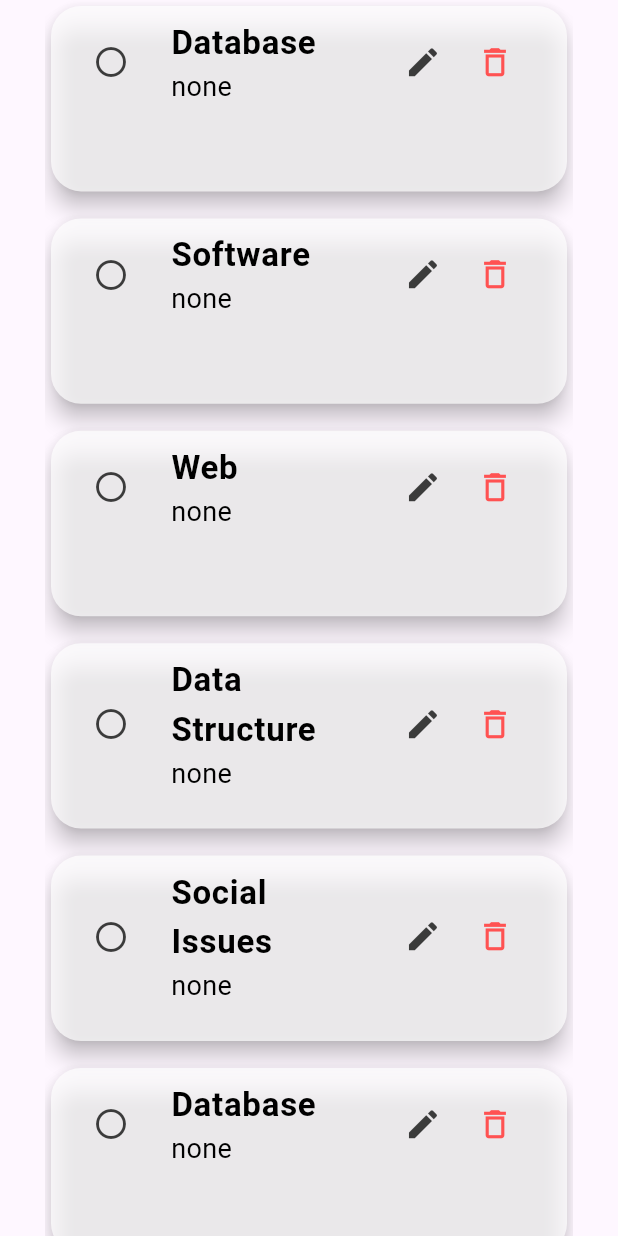
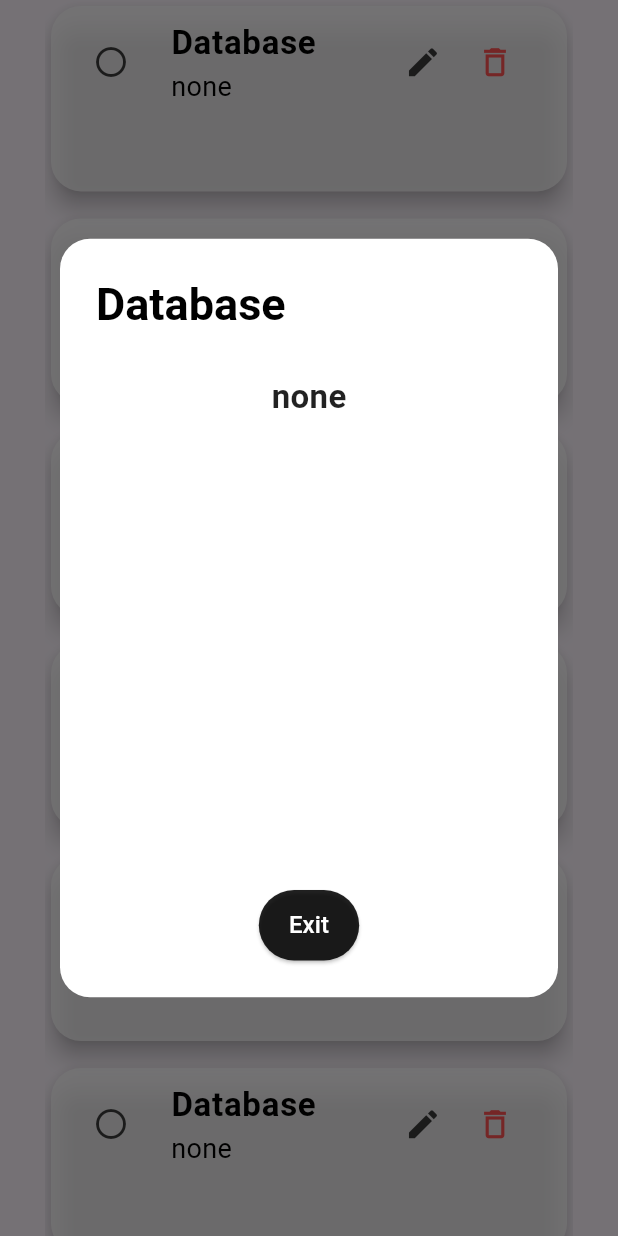
Before and after one commit to klarasameh1/TaskyApp, a Flutter app: the PendingTasks widget shown alone on an empty page, opened directly, after a tap on "Database", on a phone screen of 412 x 824 dp. Run offline on Flutter 3.47's test engine with Material 3 defaults, Android fonts, the phone set to English and light mode, and no system bars.

Commit message:
edits in ui and fix bug

```diff
--- a/lib/dialogs/expandDialog.dart
+++ b/lib/dialogs/expandDialog.dart
@@ -4,7 +4,7 @@ import '../providers/TaskProvider.dart';
 
 
  AlertDialog expandDialog(BuildContext context, int index) {
-  final taskProvider = context.watch()<TaskProvider>();
+  final taskProvider = context.watch<TaskProvider>();
   final task = taskProvider.tasks[index];
 
   return AlertDialog(
@@ -12,15 +12,35 @@ import '../providers/TaskProvider.dart';
     shape: RoundedRectangleBorder(
         borderRadius: BorderRadius.circular(20)
     ),
-    title: Center(child: Text(task['name'] , style: TextStyle(fontWeight: FontWeight.bold , fontSize: 22 , color: Colors.black87),)),
+
+    title: Center(
+        child: Row(
+          mainAxisAlignment: MainAxisAlignment.spaceBetween,
+          children: [
+            Text(
+              task['name'] ,
+              style: TextStyle(
+                  fontWeight: FontWeight.bold ,
+                  fontSize: 30 ,
+                  color: Colors.black
+              ),
+            ),
+            SizedBox(width: 8,),
+            Icon(Icons.circle , color: task['Priority'], size: 40,),
+
+          ],
+        )
+    ),
+
     content: SizedBox(
       width: MediaQuery.of(context).size.width*0.8,
+      height: MediaQuery.of(context).size.height*0.4,
       child: Column(
         mainAxisSize: MainAxisSize.min,
         children: [
           SizedBox(height: 10,),
           Text(
-            task[index]['desc'],
+            task['Desc'],
             style: TextStyle(
                 fontWeight: FontWeight.bold ,
                 fontSize: 22 ,
@@ -31,6 +51,7 @@ import '../providers/TaskProvider.dart';
         ],
       ),
     ),
+
     actions: [
       Center(
         child: ElevatedButton(
@@ -39,7 +60,7 @@ import '../providers/TaskProvider.dart';
             backgroundColor: Colors.black87,
             padding: EdgeInsets.symmetric(horizontal: 20, vertical: 12),
           ),
-          child:  Text("Cancel", style: TextStyle(color: Colors.white , fontSize: 16) ),
+          child:  Text("Exit", style: TextStyle(color: Colors.white , fontSize: 16) ),
         ),
       ),
 
--- a/lib/screens/allTasks.dart
+++ b/lib/screens/allTasks.dart
@@ -37,7 +37,10 @@ class AllTasks extends StatelessWidget {
               onToggle: () => taskProvider.toggleStatus(i),
               onEdit: () => showEditDialog(context, i),
               onDelete: () => taskProvider.deleteTask(i),
-              onExpand: () => expandDialog(context , i),
+              onExpand: () => showDialog(
+                context: context,
+                builder: (context) => expandDialog(context, i),
+              )
             ),
           );
         },
--- a/lib/screens/pendigTasks.dart
+++ b/lib/screens/pendigTasks.dart
@@ -53,7 +53,10 @@ class PendingTasks extends StatelessWidget {
                       },
                       onExpand: (){
                         final originalIndex = taskProvider.tasks.indexOf(task);
-                        expandDialog(context , originalIndex);
+                        showDialog(
+                          context: context,
+                          builder: (context) => expandDialog(context, i),
+                        );
                       },
                     ),
                   );
```
